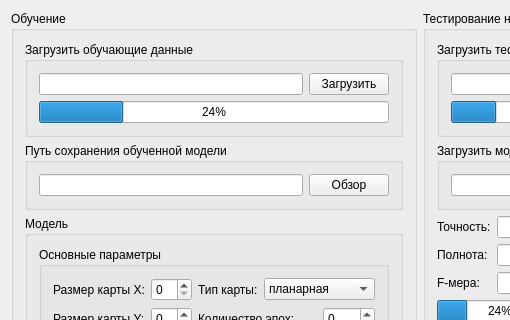
Before: the Qt Designer form mainwindow.ui in julinserg/npmpgm, drawn with Qt 5; both pictures show x 0 to 510 and y 0 to 320 of the 680 by 673 pixel window.
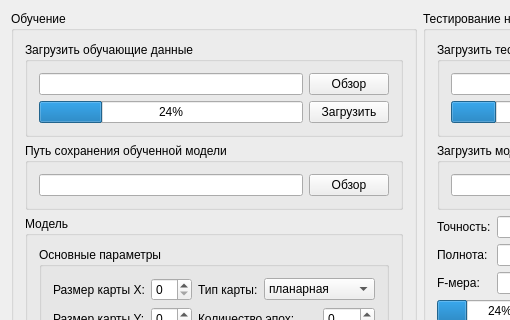
After: the same form once the commit is applied.

Patch:
```diff
--- a/mainwindow.ui
+++ b/mainwindow.ui
@@ -214,19 +214,26 @@
            <widget class="QLineEdit" name="lineEdit"/>
           </item>
           <item row="0" column="1">
-           <widget class="QPushButton" name="pbLoadTrainData">
+           <widget class="QPushButton" name="pbSetTrainData">
             <property name="text">
-             <string>Загрузить</string>
+             <string>Обзор</string>
             </property>
            </widget>
           </item>
-          <item row="1" column="0" colspan="2">
+          <item row="1" column="0">
            <widget class="QProgressBar" name="progressBar">
             <property name="value">
              <number>24</number>
             </property>
            </widget>
           </item>
+          <item row="1" column="1">
+           <widget class="QPushButton" name="pbLoadTrainData">
+            <property name="text">
+             <string>Загрузить</string>
+            </property>
+           </widget>
+          </item>
          </layout>
         </widget>
        </item>
```
Left out of the diff: 4 changed lines with no effect on the pictures.
